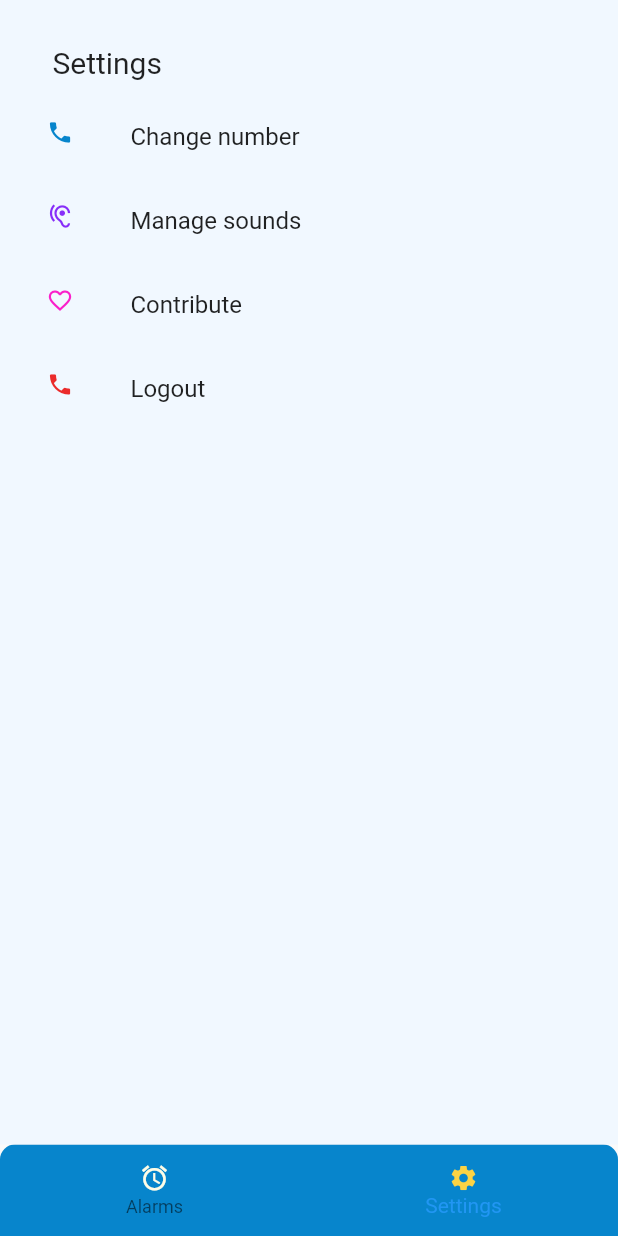
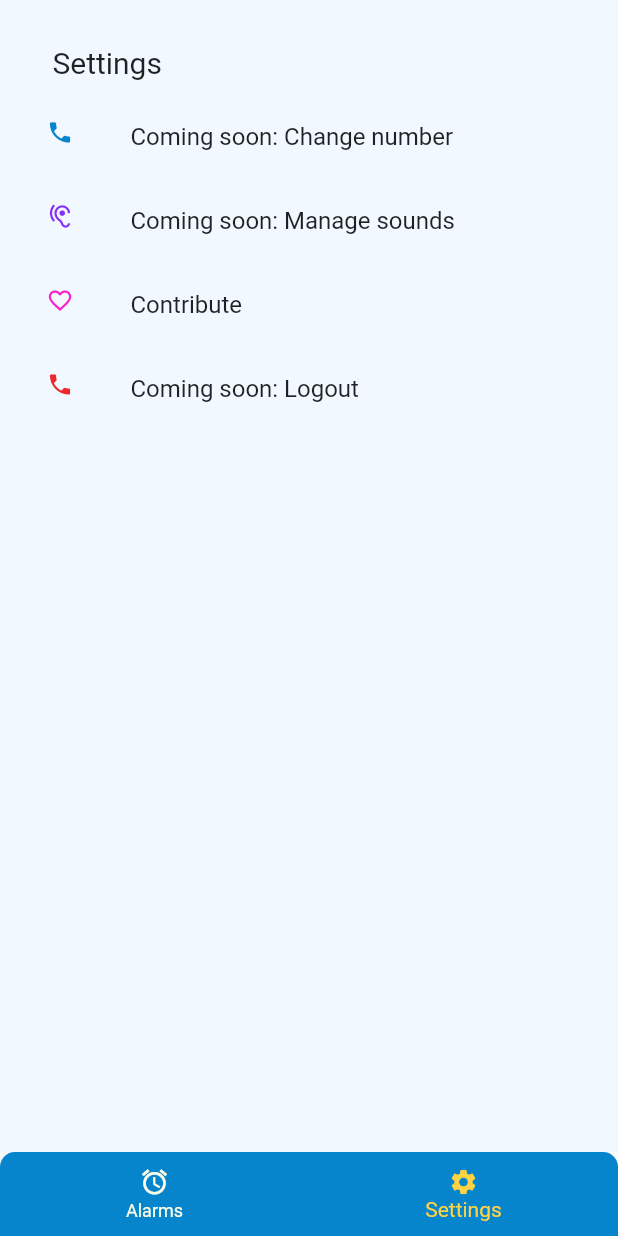
Before and after one commit to Clouddoggo/flutter-alarm, a Flutter app: the screen it shows after launch, item 2 of the bottom bar chosen, after a tap on "Contribute", on a phone screen of 412 x 824 dp. Run offline on Flutter 3.47's test engine with Material 2 defaults, Android fonts, the phone set to English and light mode, and no system bars; our stand-ins replace cloud_firestore, firebase_core; missing offline and left inert: android_alarm_manager; accounts and stored records are empty.

Commit message:
add alarm ringing page

```diff
--- a/lib/alarmsList.dart
+++ b/lib/alarmsList.dart
@@ -5,7 +5,6 @@ import 'package:flutter/material.dart';
 import 'package:intl/intl.dart';
 import 'package:android_alarm_manager/android_alarm_manager.dart';
 import 'storage.dart';
-import 'addAlarm.dart';
 
 class AlarmsListPage extends StatefulWidget {
   AlarmsListPage({Key key}) : super(key: key);
@@ -31,14 +30,12 @@ class _AlarmsListPageState extends State<AlarmsListPage> {
         DateFormat('dd MMM').format(_dateTime).toString();
     final String formattedTime =
         DateFormat('kk:mm').format(_dateTime).toString();
-    setState(() {
-      _time = formattedTime;
-      _date = formattedDate;
-    });
-  }
-
-  Future navigateToPage(context, page) async {
-    Navigator.push(context, MaterialPageRoute(builder: (context) => page));
+    if (this.mounted) {
+      setState(() {
+        _time = formattedTime;
+        _date = formattedDate;
+      });
+    }
   }
 
   Widget _buildListItem(BuildContext context, DocumentSnapshot document) {
@@ -71,19 +68,19 @@ class _AlarmsListPageState extends State<AlarmsListPage> {
   Widget build(BuildContext context) {
     return Scaffold(
       backgroundColor: Color(0xffF1F8FF),
-      body: Center(
-        child: SafeArea(
+      body: SafeArea(
+        child: Center(
           child: Container(
             child: Column(children: [
               Padding(
                 padding: EdgeInsets.only(top: 65.0, bottom: 5.0),
                 child: Text(
-                  _date,
+                  " $_date ",
                   style: TextStyle(fontSize: 18.0),
                 ),
               ),
               Text(
-                _time,
+                " $_time ",
                 style: TextStyle(fontSize: 55.0),
               ),
               SizedBox(
@@ -112,7 +109,7 @@ class _AlarmsListPageState extends State<AlarmsListPage> {
       ),
       floatingActionButton: FloatingActionButton(
         onPressed: () {
-          navigateToPage(context, AddAlarmPage());
+          Navigator.pushNamed(context, '/addAlarm');
         },
         child: Icon(Icons.add_alarm),
         backgroundColor: Colors.amber[400],
--- a/lib/homepage.dart
+++ b/lib/homepage.dart
@@ -20,14 +20,6 @@ class _HomePageState extends State<HomePage> {
     AlarmsListPage(),
     SettingsPage(),
   ];
-
-  TextStyle _buildTextStyle() {
-    return TextStyle(
-      fontWeight: FontWeight.bold,
-      fontSize: 12.0,
-      color: Colors.red[50],
-    );
-  }
 
   void pageChanged(index) {
     setState(() {
@@ -67,26 +59,19 @@ class _HomePageState extends State<HomePage> {
                 Icons.alarm,
                 size: 20.0,
               ),
-              title: Text(
-                'Alarms',
-                style: _buildTextStyle(),
-              ),
+              label: 'Alarms',
             ),
             BottomNavigationBarItem(
               icon: Icon(
                 Icons.settings,
                 size: 20.0,
               ),
-              title: Text(
-                'Settings',
-                style: _buildTextStyle(),
-              ),
+              label: 'Settings',
             ),
           ],
           currentIndex: _selectedPage,
-          unselectedIconTheme: IconThemeData(color: Colors.yellow[50]),
-          selectedIconTheme:
-              IconThemeData(color: Color(0xffFCD344), size: 35.0),
+          selectedItemColor: Color(0xffFCD344),
+          unselectedItemColor: Colors.yellow[50],
           onTap: (page) => _onTabTapped(page),
         ),
       ),
--- a/lib/main.dart
+++ b/lib/main.dart
@@ -1,24 +1,24 @@
-import 'dart:isolate';
-
 import 'package:firebase_core/firebase_core.dart';
 import 'package:android_alarm_manager/android_alarm_manager.dart';
 import 'package:flutter/material.dart';
+import 'package:flutter_alarm/addAlarm.dart';
+import 'package:flutter_alarm/alarmRing.dart';
+import 'package:flutter_alarm/alarmsList.dart';
+import 'package:flutter_alarm/settings.dart';
 import 'homepage.dart';
 
 void printHello() {
   final DateTime now = DateTime.now();
-  final int isolateId = Isolate.current.hashCode;
-  print("[$now] Hello, world! isolate=$isolateId function='$printHello'");
+  print("[$now] Hello, world! function='$printHello'");
 }
 
 Future<void> main() async {
   WidgetsFlutterBinding.ensureInitialized();
   await Firebase.initializeApp();
-  final int helloAlarmID = 0;
   await AndroidAlarmManager.initialize();
   runApp(MyApp());
   await AndroidAlarmManager.periodic(
-      const Duration(seconds: 20), helloAlarmID, printHello);
+      const Duration(seconds: 20), 1, printHello);
 }
 
 class MyApp extends StatelessWidget {
@@ -30,6 +30,13 @@ class MyApp extends StatelessWidget {
       home: HomePage(
         title: 'Flutter Alarm',
       ),
+      initialRoute: '/',
+      routes: {
+        '/alarms': (context) => AlarmsListPage(),
+        '/addAlarm': (context) => AddAlarmPage(),
+        '/settings': (context) => SettingsPage(),
+        '/ring': (context) => AlarmRingPage()
+      },
     );
   }
 }
--- a/lib/settings.dart
+++ b/lib/settings.dart
@@ -5,7 +5,7 @@ import 'package:url_launcher/url_launcher.dart';
 // TODO: add update phone number
 class SettingsPage extends StatelessWidget {
   _launchURL() async {
-    const url = "https://github.com/Clouddoggo/AnnoyingAlarm/pulls";
+    const url = "https://github.com/Clouddoggo/AnnoyingAlarm/issues";
 
     if (await canLaunch(url)) {
       await launch(url);
@@ -16,10 +16,10 @@ class SettingsPage extends StatelessWidget {
 
   @override
   Widget build(BuildContext context) {
-    return Container(
-      color: Color(0xffF1F8FF),
-      child: Center(
-        child: SafeArea(
+    return Scaffold(
+      backgroundColor: Color(0xffF1F8FF),
+      body: SafeArea(
+        child: Center(
           child: Padding(
             padding: EdgeInsets.only(left: 15),
             child: ListView(padding: const EdgeInsets.all(0.0), children: [
@@ -31,7 +31,7 @@ class SettingsPage extends StatelessWidget {
                 ),
               ),
               ListTile(
-                title: Text("Change number"),
+                title: Text("Coming soon: Change number"),
                 leading: Icon(
                   Icons.phone,
                   size: 18,
@@ -42,7 +42,7 @@ class SettingsPage extends StatelessWidget {
                 },
               ),
               ListTile(
-                title: Text("Manage sounds"),
+                title: Text("Coming soon: Manage sounds"),
                 leading: Icon(
                   Icons.hearing,
                   size: 18,
@@ -62,7 +62,7 @@ class SettingsPage extends StatelessWidget {
                 onTap: _launchURL,
               ),
               ListTile(
-                title: Text("Logout"),
+                title: Text("Coming soon: Logout"),
                 leading: Icon(
                   Icons.phone,
                   size: 18,
--- a/pubspec.yaml
+++ b/pubspec.yaml
@@ -25,8 +25,8 @@ dependencies:
   intl: ^0.16.1
   android_alarm_manager: ^0.4.5+17
   shared_preferences: ^0.5.12+4
-  one_context: ^0.5.0
   url_launcher: ^5.7.10
+  get: ^3.24.0
 
 dev_dependencies:
   flutter_test:
```
Also changed, not shown: lib/addAlarm.dart (+48 -57 lines), lib/alarmRing.dart (added, +103 -0 lines), pubspec.lock, 2 other files.
